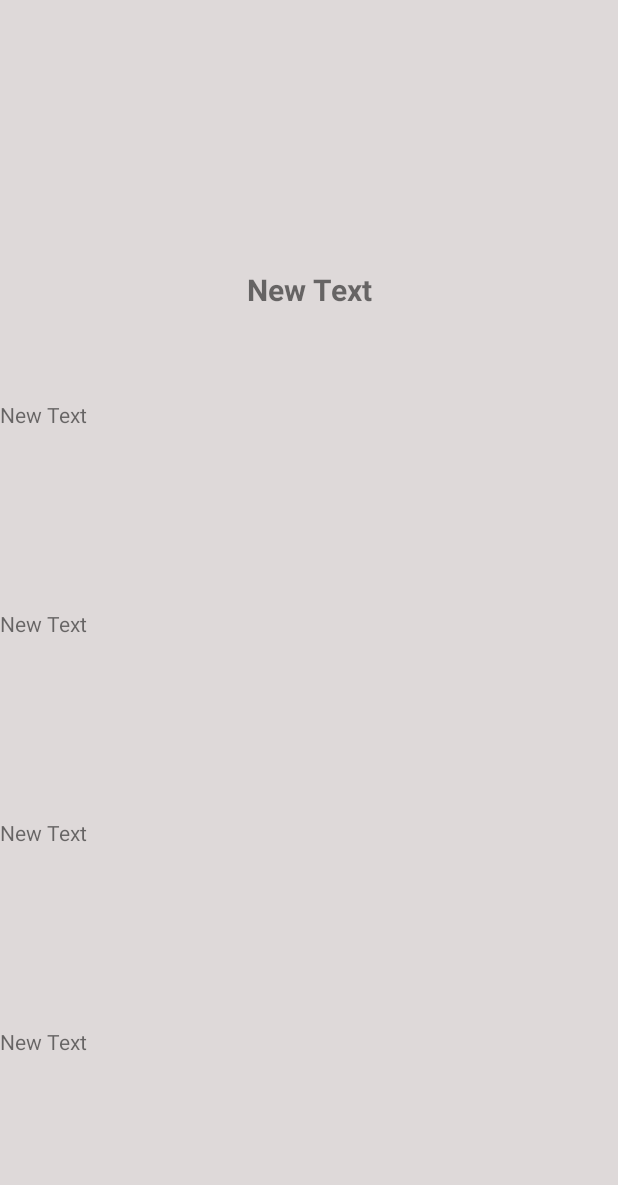
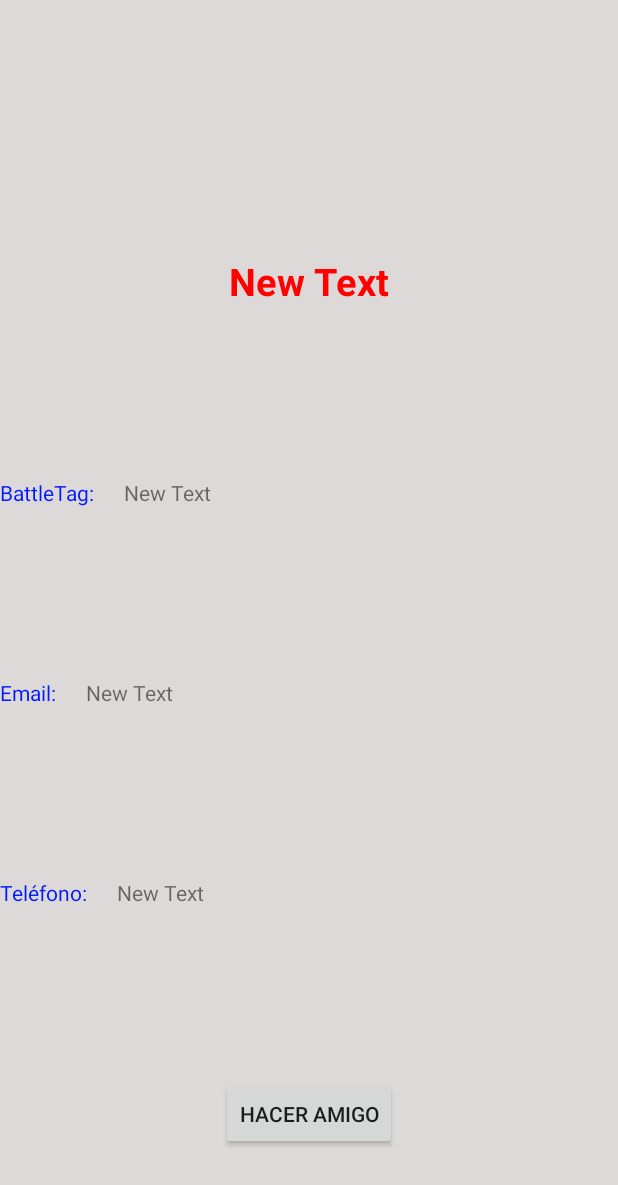
Before and after one commit to Alexs091/AppEsports, an Android app: the layout fragment_perfil.xml on its own in the app's theme, with its tools: preview values and no code run, on a phone screen of 412 x 824 dp. Shown: the top 1185 px of the screen. Run offline under Robolectric (Android 15) with nearby library versions, the phone set to English and light mode, and no system bars.

Commit message:
Diseño mejorado, sugeriramigos ahora apunta hacia perfilfragment

```diff
--- a/AppEsportsV3.7/app/src/main/java/com/dam/g_leo/appesportsv22/PerfilFragment.java
+++ b/AppEsportsV3.7/app/src/main/java/com/dam/g_leo/appesportsv22/PerfilFragment.java
@@ -44,7 +44,6 @@ public class PerfilFragment extends Fragment {
     TextView battleTag;
     TextView email;
     TextView telefono;
-    TextView location;
     ImageView miImageButton;
     ObtenerWebService hiloconexion;
     Jugador miJugador;
@@ -72,7 +71,6 @@ public class PerfilFragment extends Fragment {
         battleTag = (TextView)view.findViewById(R.id.battleTag);
         email = (TextView)view.findViewById(R.id.email);
         telefono = (TextView)view.findViewById(R.id.telefono);
-        location = (TextView)view.findViewById(R.id.location);
         miImageButton = (ImageView)view.findViewById(R.id.imageButton);
 
         //TODO rellenar los campos con la select del jugador actual
@@ -80,7 +78,6 @@ public class PerfilFragment extends Fragment {
         battleTag.setText("");
         email.setText("");
         telefono.setText("");
-        location.setText("");
 
         hiloconexion = new ObtenerWebService();
         hiloconexion.execute(((MainActivity)getActivity()).otroJugadorNick);
@@ -211,7 +208,6 @@ public class PerfilFragment extends Fragment {
                 email.setText(miJugador.getCorreo());
                 telefono.setText(miJugador.getTelefono());
                 LatLng latLng = new LatLng(miJugador.getLatitud(), miJugador.getLongitud());
-                location.setText(latLng.toString()); //TODO este campo igual ni haría falta mostrarlo aquí
                 miImageButton.setImageResource(mThumbIds[miJugador.getAvatar()]);
             } else {
                 Toast.makeText(getActivity(), s, Toast.LENGTH_SHORT).show();
--- a/AppEsportsV3.7/app/src/main/res/layout/fragment_perfil.xml
+++ b/AppEsportsV3.7/app/src/main/res/layout/fragment_perfil.xml
@@ -33,8 +33,23 @@
         android:id="@+id/nombreUsuario"
         android:layout_weight="1"
         android:gravity="center"
-        android:textSize="20dp"
-        android:textStyle="bold" />
+        android:textSize="25dp"
+        android:textStyle="bold"
+        android:textColor="#ff0101" />
+
+    <LinearLayout
+        android:orientation="horizontal"
+        android:layout_width="match_parent"
+        android:layout_height="wrap_content"
+        android:layout_weight="1"
+        android:gravity="center_vertical">
+
+        <TextView
+            android:layout_width="wrap_content"
+            android:layout_height="wrap_content"
+            android:text="BattleTag:      "
+            android:id="@+id/textView4"
+            android:textColor="#0019fe" />
 
         <TextView
             android:layout_width="match_parent"
@@ -42,6 +57,21 @@
             android:text="New Text"
             android:id="@+id/battleTag"
             android:layout_weight="1" />
+    </LinearLayout>
+
+    <LinearLayout
+        android:orientation="horizontal"
+        android:layout_width="match_parent"
+        android:layout_height="wrap_content"
+        android:layout_weight="1"
+        android:gravity="center_vertical">
+
+        <TextView
+            android:layout_width="wrap_content"
+            android:layout_height="wrap_content"
+            android:text="Email:      "
+            android:id="@+id/textView5"
+            android:textColor="#0019fe" />
 
         <TextView
             android:layout_width="match_parent"
@@ -49,6 +79,21 @@
             android:text="New Text"
             android:id="@+id/email"
             android:layout_weight="1" />
+    </LinearLayout>
+
+    <LinearLayout
+        android:orientation="horizontal"
+        android:layout_width="match_parent"
+        android:layout_height="wrap_content"
+        android:layout_weight="1"
+        android:gravity="center_vertical">
+
+        <TextView
+            android:layout_width="wrap_content"
+            android:layout_height="wrap_content"
+            android:text="Teléfono:      "
+            android:id="@+id/textView6"
+            android:textColor="#0019fe" />
 
         <TextView
             android:layout_width="match_parent"
@@ -56,13 +101,21 @@
             android:text="New Text"
             android:id="@+id/telefono"
             android:layout_weight="1" />
+    </LinearLayout>
 
-    <TextView
+    <LinearLayout
+        android:orientation="horizontal"
         android:layout_width="match_parent"
         android:layout_height="wrap_content"
-        android:text="New Text"
-        android:id="@+id/location"
-        android:layout_weight="1" />
+        android:layout_weight="1"
+        android:gravity="center_vertical|center">
+
+        <Button
+            android:layout_width="wrap_content"
+            android:layout_height="wrap_content"
+            android:text="Hacer amigo"
+            android:id="@+id/botonAmigar" />
+    </LinearLayout>
 
     <!--<DatePicker-->
     <!--android:layout_width="wrap_content"-->
```
Also changed, not shown: AppEsportsV3.7/app/src/main/java/com/dam/g_leo/appesportsv22/SugerirAmigosFragment.java (+15 -1 lines), AppEsportsV3.7/app/src/main/res/layout/amigolayout.xml (+7 -7 lines), AppEsportsV3.7/app/src/main/res/layout/torneoinscripcion.xml (+25 -12 lines), AppEsportsV3.7/app/src/main/res/layout/torneolayout.xml (+16 -10 lines). Lines whose indentation alone changed are shown as unchanged.
